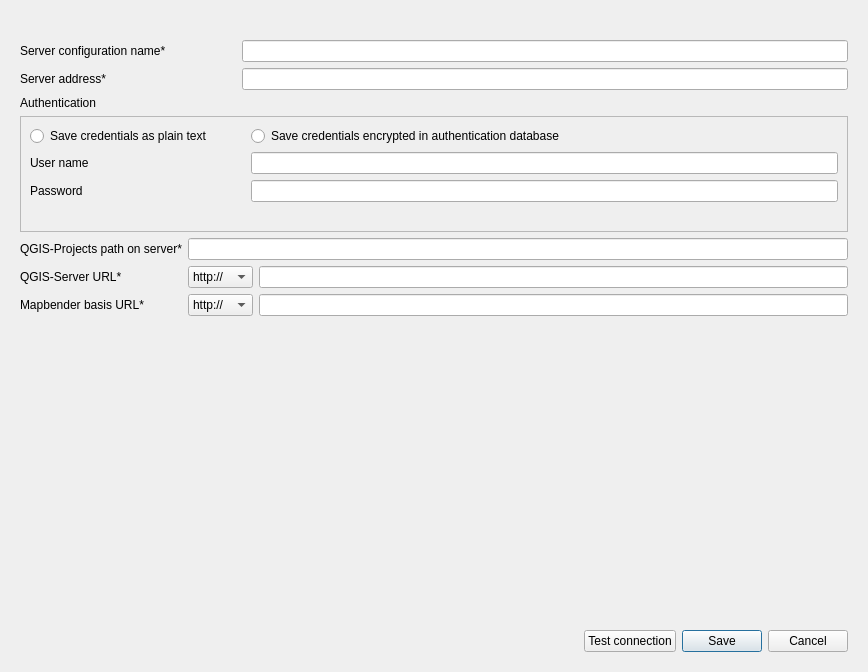
Qt form dialogs/ui/server_config_dialog.ui (WhereGroup/qgis2mapbender) before a commit.
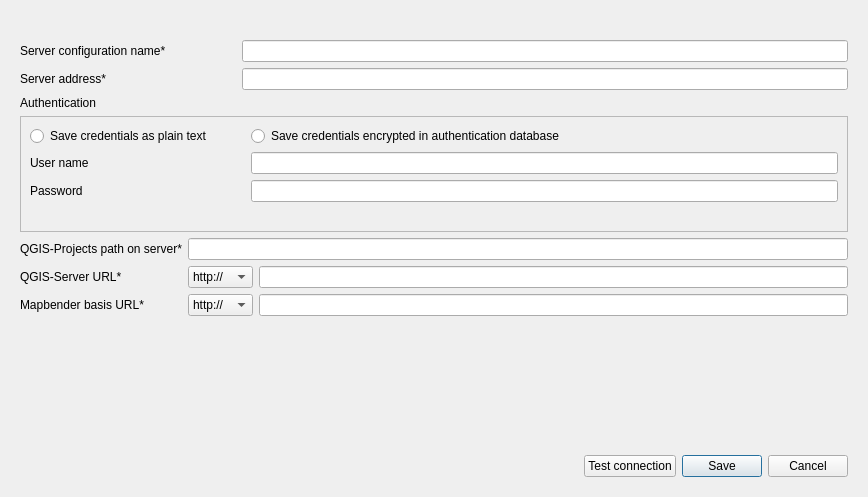
The same form after that commit. Icons and pictures are not drawn. Custom widgets are drawn as their Qt base class.

The edit to the form file:
```diff
--- a/dialogs/ui/server_config_dialog.ui
+++ b/dialogs/ui/server_config_dialog.ui
@@ -7,7 +7,7 @@
     <x>0</x>
     <y>0</y>
     <width>868</width>
-    <height>672</height>
+    <height>497</height>
    </rect>
   </property>
   <property name="windowTitle">
```
Left out of the diff: 26 changed lines with no effect on the pictures.
